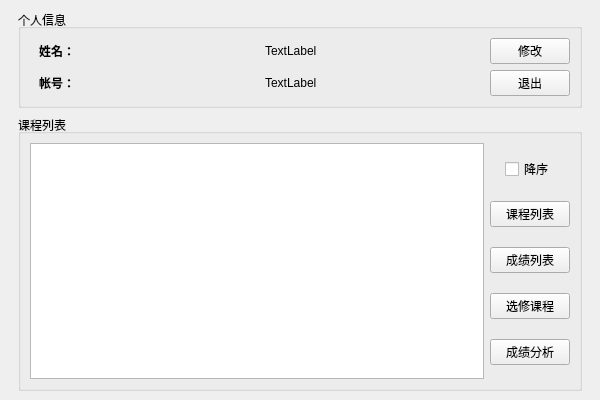
First picture: the form in ui/home.ui, repository fanenr/cxx-DB-client, before the edit.
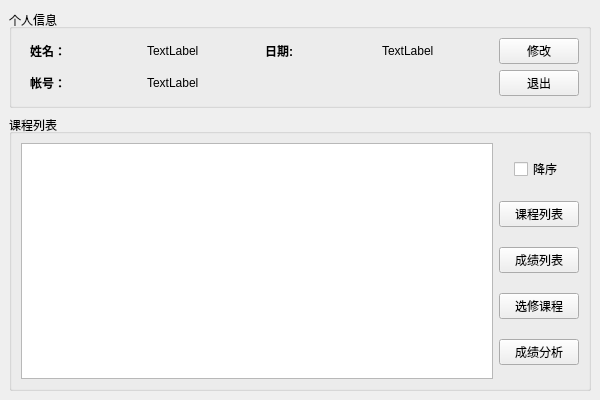
Second picture: the form after the edit.

The edit to the form file:
```diff
--- a/ui/home.ui
+++ b/ui/home.ui
@@ -15,12 +15,6 @@
   </property>
   <widget class="QWidget" name="center">
    <layout class="QVBoxLayout" name="vlay1" stretch="0,0">
-    <property name="leftMargin">
-     <number>18</number>
-    </property>
-    <property name="rightMargin">
-     <number>18</number>
-    </property>
     <item>
      <widget class="QGroupBox" name="gbox1">
       <property name="title">
@@ -31,7 +25,7 @@
       </property>
       <layout class="QHBoxLayout" name="hbox" stretch="1,0">
        <item>
-        <layout class="QGridLayout" name="grid" columnstretch="0,0">
+        <layout class="QGridLayout" name="grid" columnstretch="0,0,0,0">
          <property name="leftMargin">
           <number>9</number>
          </property>
@@ -42,6 +36,13 @@
            </property>
           </widget>
          </item>
+         <item row="1" column="1">
+          <widget class="QLabel" name="info2">
+           <property name="text">
+            <string>TextLabel</string>
+           </property>
+          </widget>
+         </item>
          <item row="0" column="0">
           <widget class="QLabel" name="hint1">
            <property name="font">
@@ -54,10 +55,15 @@
            </property>
           </widget>
          </item>
-         <item row="1" column="1">
-          <widget class="QLabel" name="info2">
+         <item row="0" column="2">
+          <widget class="QLabel" name="hint3">
+           <property name="font">
+            <font>
+             <bold>true</bold>
+            </font>
+           </property>
            <property name="text">
-            <string>TextLabel</string>
+            <string>日期:</string>
            </property>
           </widget>
          </item>
@@ -73,6 +79,13 @@
            </property>
           </widget>
          </item>
+         <item row="0" column="3">
+          <widget class="QLabel" name="info3">
+           <property name="text">
+            <string>TextLabel</string>
+           </property>
+          </widget>
+         </item>
         </layout>
        </item>
        <item>
```
